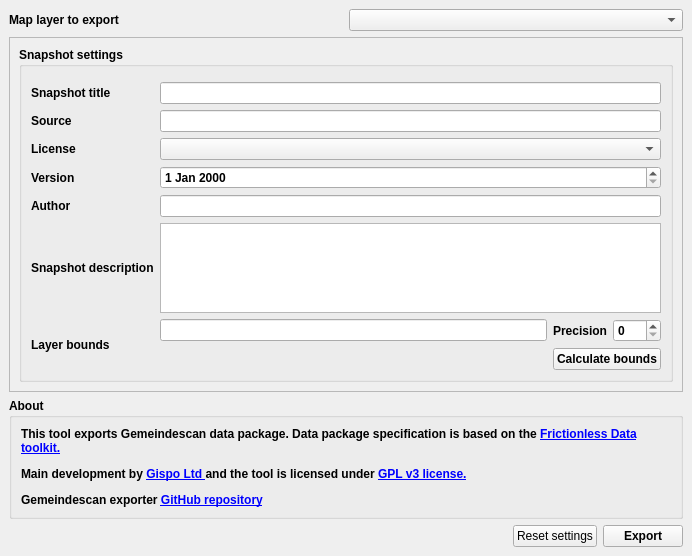
cividi/spatial-data-package-export, file GemeindescanExporter/resources/ui/main_dialog_dock.ui: the form before one commit.
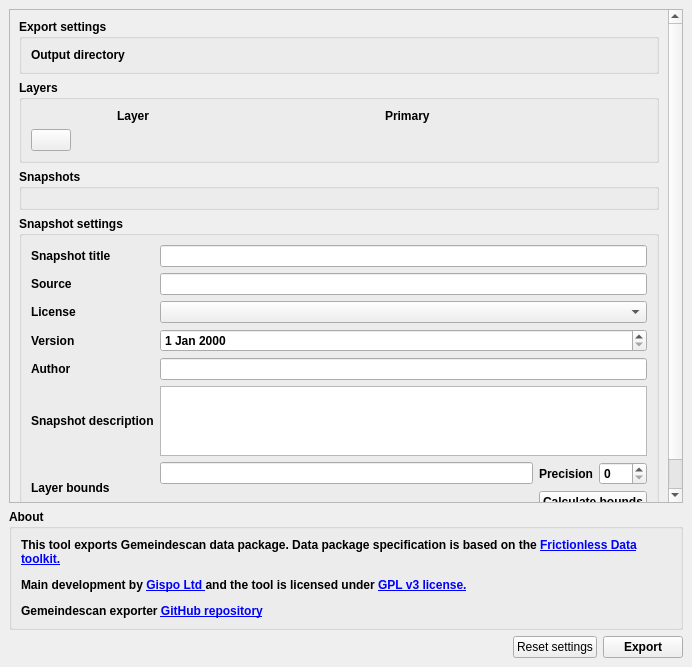
The form after the commit. Custom widgets are drawn as their Qt base class.

Commit message: Refactor tasks and export multiple layers

Diff of the .ui file:
```diff
--- a/GemeindescanExporter/resources/ui/main_dialog_dock.ui
+++ b/GemeindescanExporter/resources/ui/main_dialog_dock.ui
@@ -7,7 +7,7 @@
     <x>0</x>
     <y>0</y>
     <width>692</width>
-    <height>556</height>
+    <height>667</height>
    </rect>
   </property>
   <property name="floating">
@@ -18,27 +18,6 @@
   </property>
   <widget class="QWidget" name="dockWidgetContents">
    <layout class="QVBoxLayout" name="verticalLayout">
-    <item>
-     <layout class="QHBoxLayout" name="horizontalLayout_2">
-      <item>
-       <widget class="QLabel" name="layerLabel">
-        <property name="font">
-         <font>
-          <pointsize>9</pointsize>
-          <weight>75</weight>
-          <bold>true</bold>
-         </font>
-        </property>
-        <property name="text">
-         <string>Map layer to export</string>
-        </property>
-       </widget>
-      </item>
-      <item>
-       <widget class="QgsMapLayerComboBox" name="m_layer_cb"/>
-      </item>
-     </layout>
-    </item>
     <item>
      <widget class="QScrollArea" name="scrollArea">
       <property name="widgetResizable">
@@ -50,10 +29,171 @@
          <x>0</x>
          <y>0</y>
          <width>658</width>
-            <height>382</height>
+                           <height>578</height>
         </rect>
        </property>
        <layout class="QVBoxLayout" name="verticalLayout_10">
+                       <item>
+                           <widget class="QgsCollapsibleGroupBox" name="mGroupBox_3">
+                               <property name="enabled">
+                                   <bool>true</bool>
+                               </property>
+                               <property name="font">
+                                   <font>
+                                       <weight>75</weight>
+                                       <bold>true</bold>
+                                   </font>
+                               </property>
+                               <property name="title">
+                                   <string>Export settings</string>
+                               </property>
+                               <property name="flat">
+                                   <bool>false</bool>
+                               </property>
+                               <property name="collapsed">
+                                   <bool>false</bool>
+                               </property>
+                               <property name="scrollOnExpand">
+                                   <bool>true</bool>
+                               </property>
+                               <layout class="QGridLayout" name="gridLayout_3">
+                                   <item row="0" column="0">
+                                       <widget class="QLabel" name="label_27">
+                                           <property name="font">
+                                               <font>
+                                                   <weight>75</weight>
+                                                   <bold>true</bold>
+                                               </font>
+                                           </property>
+                                           <property name="text">
+                                               <string>Output directory</string>
+                                           </property>
+                                       </widget>
+                                   </item>
+                                   <item row="0" column="1">
+                                       <widget class="QgsFileWidget" name="f_output">
+                                           <property name="storageMode">
+                                               <enum>QgsFileWidget::GetDirectory</enum>
+                                           </property>
+                                           <property name="options">
+                                               <set>QFileDialog::ShowDirsOnly</set>
+                                           </property>
+                                       </widget>
+                                   </item>
+                               </layout>
+                           </widget>
+                       </item>
+                       <item>
+                           <widget class="QgsCollapsibleGroupBox" name="mGroupBox_4">
+                               <property name="enabled">
+                                   <bool>true</bool>
+                               </property>
+                               <property name="font">
+                                   <font>
+                                       <weight>75</weight>
+                                       <bold>true</bold>
+                                   </font>
+                               </property>
+                               <property name="title">
+                                   <string>Layers</string>
+                               </property>
+                               <property name="flat">
+                                   <bool>false</bool>
+                               </property>
+                               <property name="collapsed">
+                                   <bool>false</bool>
+                               </property>
+                               <property name="scrollOnExpand">
+                                   <bool>true</bool>
+                               </property>
+                               <layout class="QVBoxLayout" name="verticalLayout_2">
+                                   <item>
+                                       <layout class="QGridLayout" name="layer_grid" columnminimumwidth="0,150,0">
+                                           <item row="0" column="1">
+                                               <widget class="QLabel" name="label_2">
+                                                   <property name="text">
+                                                       <string>Layer</string>
+                                                   </property>
+                                               </widget>
+                                           </item>
+                                           <item row="0" column="0">
+                                               <widget class="QLabel" name="label_6">
+                                                   <property name="maximumSize">
+                                                       <size>
+                                                           <width>80</width>
+                                                           <height>16777215</height>
+                                                       </size>
+                                                   </property>
+                                                   <property name="text">
+                                                       <string/>
+                                                   </property>
+                                               </widget>
+                                           </item>
+                                           <item row="0" column="2">
+                                               <widget class="QLabel" name="label_5">
+                                                   <property name="text">
+                                                       <string>Primary</string>
+                                                   </property>
+                                               </widget>
+                                           </item>
+                                       </layout>
+                                   </item>
+                                   <item>
+                                       <layout class="QHBoxLayout" name="horizontalLayout_5">
+                                           <item>
+                                               <widget class="QPushButton" name="btn_add_layer_row">
+                                                   <property name="toolTip">
+                                                       <string>Add row</string>
+                                                   </property>
+                                                   <property name="text">
+                                                       <string/>
+                                                   </property>
+                                               </widget>
+                                           </item>
+                                           <item>
+                                               <spacer name="horizontalSpacer_4">
+                                                   <property name="orientation">
+                                                       <enum>Qt::Horizontal</enum>
+                                                   </property>
+                                                   <property name="sizeHint" stdset="0">
+                                                       <size>
+                                                           <width>40</width>
+                                                           <height>20</height>
+                                                       </size>
+                                                   </property>
+                                               </spacer>
+                                           </item>
+                                       </layout>
+                                   </item>
+                               </layout>
+                           </widget>
+                       </item>
+                       <item>
+                           <widget class="QgsCollapsibleGroupBox" name="mGroupBox_5">
+                               <property name="enabled">
+                                   <bool>true</bool>
+                               </property>
+                               <property name="font">
+                                   <font>
+                                       <weight>75</weight>
+                                       <bold>true</bold>
+                                   </font>
+                               </property>
+                               <property name="title">
+                                   <string>Snapshots</string>
+                               </property>
+                               <property name="flat">
+                                   <bool>false</bool>
+                               </property>
+                               <property name="collapsed">
+                                   <bool>false</bool>
+                               </property>
+                               <property name="scrollOnExpand">
+                                   <bool>true</bool>
+                               </property>
+                               <layout class="QGridLayout" name="gridLayout_5"/>
+                           </widget>
+                       </item>
         <item>
          <widget class="QgsCollapsibleGroupBox" name="mGroupBox_2">
           <property name="enabled">
@@ -78,44 +218,61 @@
            <bool>true</bool>
           </property>
              <layout class="QGridLayout" name="gridLayout">
-                 <item row="3" column="1">
-                     <widget class="QComboBox" name="licenseInput"/>
-                 </item>
-                 <item row="7" column="0">
+                                   <item row="6" column="0">
                      <widget class="QLabel" name="label_15">
                          <property name="text">
                              <string>Layer bounds</string>
                          </property>
                      </widget>
                  </item>
-                 <item row="4" column="1">
+                                   <item row="3" column="1">
                      <widget class="QDateEdit" name="versionInput"/>
                  </item>
-                 <item row="2" column="0">
-                     <widget class="QLabel" name="label_19">
-                         <property name="text">
-                             <string>Source</string>
-                         </property>
-                     </widget>
-                 </item>
-                 <item row="5" column="0">
-                     <widget class="QLabel" name="label_13">
-                         <property name="text">
-                             <string>Author</string>
-                         </property>
-                     </widget>
-                 </item>
-                 <item row="4" column="0">
+                                   <item row="3" column="0">
                      <widget class="QLabel" name="label_18">
                          <property name="text">
                              <string>Version</string>
                          </property>
                      </widget>
                  </item>
+                                   <item row="0" column="1">
+                                       <widget class="QLineEdit" name="input_title"/>
+                                   </item>
+                                   <item row="4" column="0">
+                                       <widget class="QLabel" name="label_13">
+                                           <property name="text">
+                                               <string>Author</string>
+                                           </property>
+                                       </widget>
+                                   </item>
+                                   <item row="1" column="0">
+                                       <widget class="QLabel" name="label_19">
+                                           <property name="text">
+                                               <string>Source</string>
+                                           </property>
+                                       </widget>
+                                   </item>
+                                   <item row="4" column="1">
+                                       <widget class="QLineEdit" name="authorInput"/>
+                                   </item>
+                                   <item row="2" column="1">
+                                       <widget class="QComboBox" name="licenseInput"/>
+                                   </item>
+                                   <item row="2" column="0">
+                                       <widget class="QLabel" name="label_17">
+                                           <property name="text">
+                                               <string>License</string>
+                                           </property>
+                                       </widget>
+                                   </item>
+                                   <item row="0" column="0">
+                                       <widget class="QLabel" name="label_16">
+                                           <property name="text">
+                                               <string>Snapshot title</string>
+                                           </property>
+                                       </widget>
+                                   </item>
                  <item row="6" column="1">
-                     <widget class="QTextEdit" name="input_description"/>
-                 </item>
-                 <item row="7" column="1">
                      <layout class="QGridLayout" name="gridLayout_2">
                          <item row="1" column="1" colspan="2">
                              <widget class="QPushButton" name="btn_calculate_extent">
@@ -139,39 +296,19 @@
                          </item>
                      </layout>
                  </item>
+                                   <item row="1" column="1">
+                                       <widget class="QLineEdit" name="sourceInput"/>
+                                   </item>
                  <item row="5" column="1">
-                     <widget class="QLineEdit" name="authorInput"/>
-                 </item>
-                 <item row="6" column="0">
+                                       <widget class="QTextEdit" name="input_description"/>
+                                   </item>
+                                   <item row="5" column="0">
                      <widget class="QLabel" name="label_14">
                          <property name="text">
                              <string>Snapshot description</string>
                          </property>
                      </widget>
                  </item>
-                 <item row="1" column="1">
-                     <widget class="QLineEdit" name="input_title"/>
-                 </item>
-                 <item row="3" column="0">
-                     <widget class="QLabel" name="label_17">
-                         <property name="text">
-                             <string>License</string>
-                         </property>
-                     </widget>
-                 </item>
-                 <item row="2" column="1">
-                     <widget class="QLineEdit" name="sourceInput"/>
-                 </item>
-                 <item row="1" column="0">
-                     <widget class="QLabel" name="label_16">
-                         <property name="text">
-                             <string>Snapshot title</string>
-                         </property>
-                     </widget>
-                 </item>
-                 <item row="0" column="1">
-                     <widget class="QgsFileWidget" name="f_output"/>
-                 </item>
              </layout>
          </widget>
         </item>
@@ -265,11 +402,6 @@
             <extends>QWidget</extends>
             <header>qgsfilewidget.h</header>
         </customwidget>
-        <customwidget>
-            <class>QgsMapLayerComboBox</class>
-            <extends>QComboBox</extends>
-            <header>qgsmaplayercombobox.h</header>
-        </customwidget>
     </customwidgets>
  <resources/>
  <connections/>
```
Left out of the diff: 2 changed lines with no effect on the pictures. Lines whose indentation alone changed are shown as unchanged. The commit also changes 7 other files.
